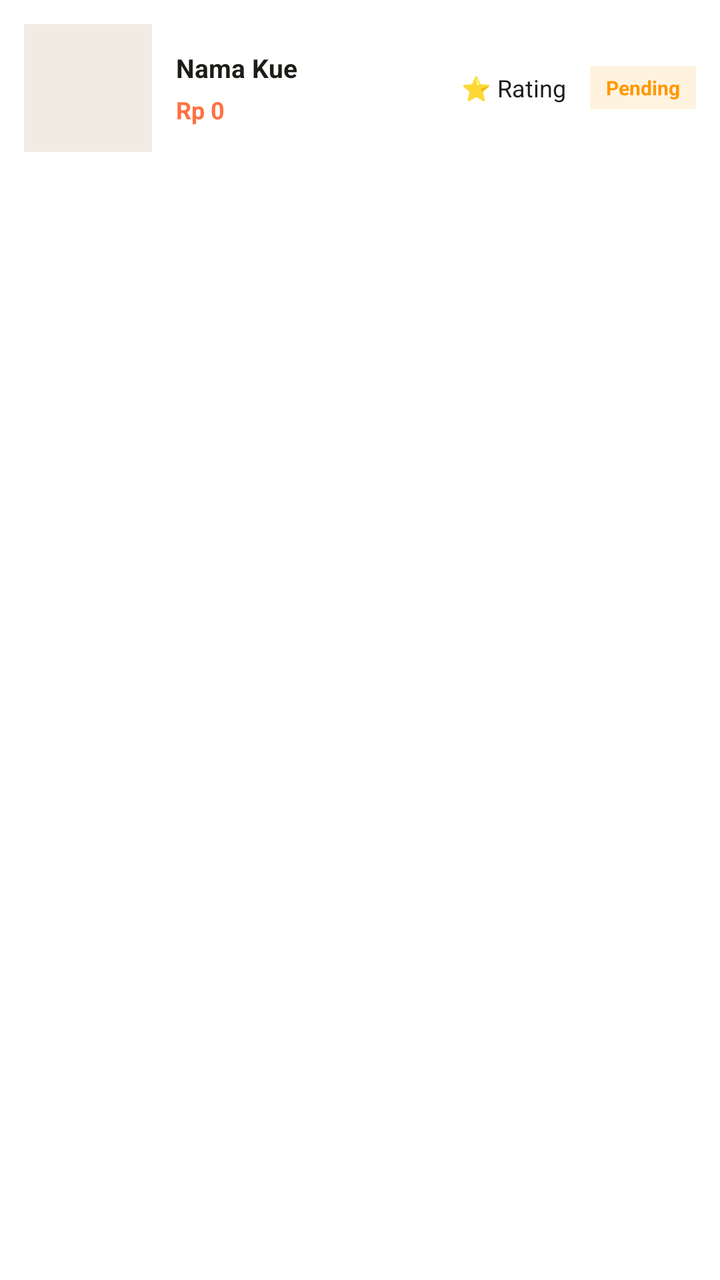
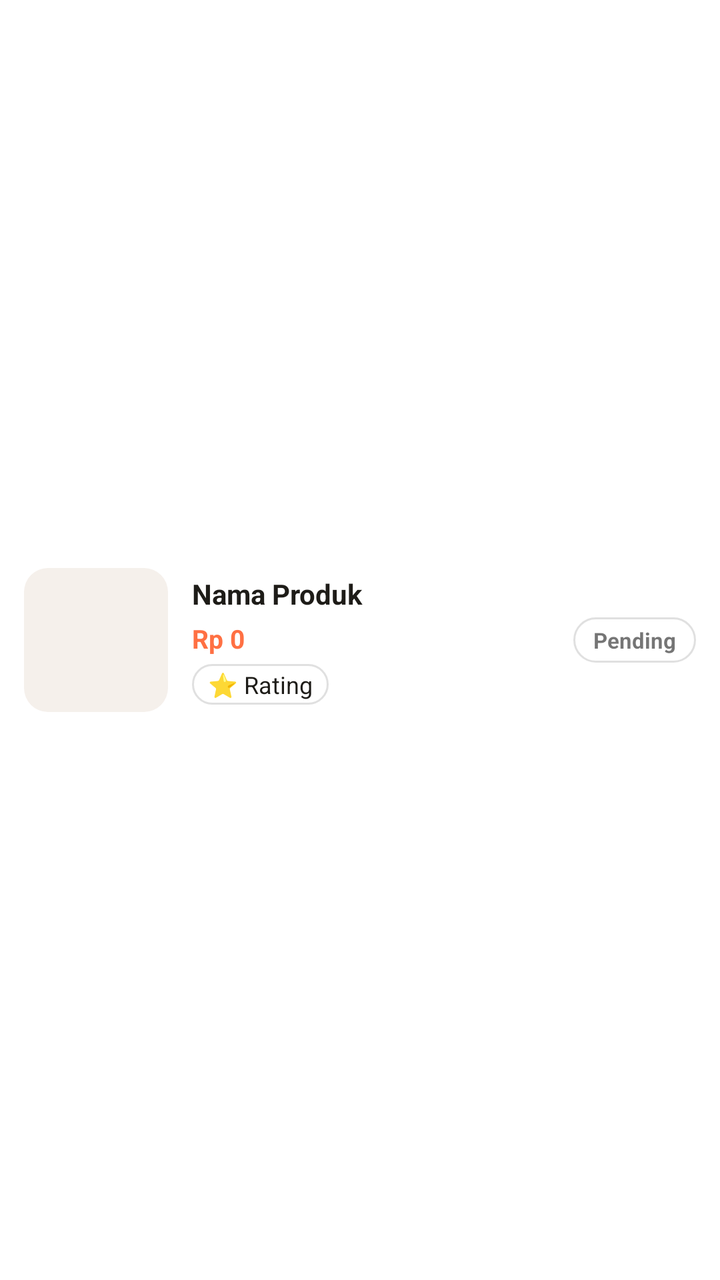

Screens rendered from an Android XML layout before and after an edit, with the pre-edit source and the edit as a unified diff.
<!-- AndroidManifest.xml: application theme Theme.KueWeh -->
<!-- res/layout/item_pesanan.xml -->
<?xml version="1.0" encoding="utf-8"?>
<androidx.cardview.widget.CardView xmlns:android="http://schemas.android.com/apk/res/android"
    xmlns:app="http://schemas.android.com/apk/res-auto"
    android:layout_width="match_parent"
    android:layout_height="wrap_content"
    android:layout_marginBottom="8dp"
    app:cardCornerRadius="12dp"
    app:cardElevation="0dp"
    app:cardBackgroundColor="#FFFFFF">

    <LinearLayout
        android:layout_width="match_parent"
        android:layout_height="wrap_content"
        android:orientation="vertical">

        
        <LinearLayout
            android:layout_width="match_parent"
            android:layout_height="wrap_content"
            android:orientation="horizontal"
            android:gravity="center_vertical"
            android:padding="12dp">

            
            <ImageView
                android:id="@+id/imgPesanan"
                android:layout_width="64dp"
                android:layout_height="64dp"
                android:scaleType="centerCrop"
                android:background="#F0EBE3"/>

            
            <LinearLayout
                android:layout_width="0dp"
                android:layout_height="wrap_content"
                android:layout_weight="1"
                android:orientation="vertical"
                android:layout_marginLeft="12dp"
                android:layout_marginRight="8dp">

                <TextView
                    android:id="@+id/tvNamaPesanan"
                    android:layout_width="match_parent"
                    android:layout_height="wrap_content"
                    android:text="Nama Kue"
                    android:textColor="#1E1C18"
                    android:textSize="13sp"
                    android:textStyle="bold"
                    android:maxLines="2"
                    android:ellipsize="end"/>

                <TextView
                    android:id="@+id/tvHargaPesanan"
                    android:layout_width="wrap_content"
                    android:layout_height="wrap_content"
                    android:layout_marginTop="4dp"
                    android:text="Rp 0"
                    android:textColor="#FF7043"
                    android:textSize="12sp"
                    android:textStyle="bold"/>
            </LinearLayout>

            
            <TextView
                android:id="@+id/tvRatingItem"
                android:layout_width="wrap_content"
                android:layout_height="wrap_content"
                android:text="⭐ Rating"
                android:textColor="#1E1C18"
                android:textSize="12sp"
                android:layout_marginRight="8dp"
                android:background="?attr/selectableItemBackground"
                android:clickable="true"
                android:focusable="true"
                android:padding="4dp"/>

            
            <TextView
                android:id="@+id/tvStatusPesananBadge"
                android:layout_width="wrap_content"
                android:layout_height="wrap_content"
                android:background="#FFF3E0"
                android:textColor="#FF9800"
                android:text="Pending"
                android:textSize="10sp"
                android:textStyle="bold"
                android:paddingLeft="8dp"
                android:paddingRight="8dp"
                android:paddingTop="4dp"
                android:paddingBottom="4dp"/>
        </LinearLayout>

        
        <LinearLayout
            android:id="@+id/layoutAdminItemControl"
            android:layout_width="match_parent"
            android:layout_height="wrap_content"
            android:orientation="horizontal"
            android:gravity="center_vertical"
            android:visibility="gone"
            android:paddingTop="8dp"
            android:paddingBottom="12dp"
            android:paddingLeft="12dp"
            android:paddingRight="12dp"
            android:background="@drawable/bg_search_rounded">

            <TextView
                android:id="@+id/tvAdminItemStatus"
                android:layout_width="0dp"
                android:layout_height="wrap_content"
                android:layout_weight="1"
                android:text="Pending"
                android:textColor="#FF9800"
                android:textSize="12sp"
                android:textStyle="bold"/>

            <Button
                android:id="@+id/btnAdminItemAksi"
                android:layout_width="wrap_content"
                android:layout_height="32dp"
                android:backgroundTint="#2196F3"
                android:text="Terima"
                android:textColor="#FFFFFF"
                android:textSize="10sp"
                android:insetTop="0dp"
                android:insetBottom="0dp"
                android:layout_marginEnd="8dp"/>
        </LinearLayout>

    </LinearLayout>
</androidx.cardview.widget.CardView>
<!-- resources referenced by this layout -->
<resources>
  <!-- drawable bg_search_rounded (drawable) -->
  <?xml version="1.0" encoding="utf-8"?>
  <shape xmlns:android="http://schemas.android.com/apk/res/android">
      <solid android:color="#FFFFFF" />
      <corners android:radius="24dp" /> </shape>
  <style name="Theme.KueWeh" parent="Theme.MaterialComponents.Light.NoActionBar">
          <item name="android:statusBarColor">@android:color/transparent</item>
  
          <item name="android:windowLightStatusBar">true</item>
      </style>
</resources>

<!-- the commit's change to res/layout/item_pesanan.xml (unified diff, before → after) -->
@@ -1,131 +1,114 @@
 <?xml version="1.0" encoding="utf-8"?>
-<androidx.cardview.widget.CardView xmlns:android="http://schemas.android.com/apk/res/android"
-    xmlns:app="http://schemas.android.com/apk/res-auto"
+<LinearLayout xmlns:android="http://schemas.android.com/apk/res/android"
     android:layout_width="match_parent"
     android:layout_height="wrap_content"
-    android:layout_marginBottom="8dp"
-    app:cardCornerRadius="12dp"
-    app:cardElevation="0dp"
-    app:cardBackgroundColor="#FFFFFF">
+    android:orientation="horizontal"
+    android:background="#FFFFFF"
+    android:padding="12dp"
+    android:gravity="center_vertical">
 
+    
+    <ImageView
+        android:id="@+id/imgPesanan"
+        android:layout_width="72dp"
+        android:layout_height="72dp"
+        android:scaleType="centerCrop"
+        android:background="@drawable/bg_image_rounded"/>
+
+    
     <LinearLayout
-        android:layout_width="match_parent"
+        android:layout_width="0dp"
         android:layout_height="wrap_content"
-        android:orientation="vertical">
+        android:layout_weight="1"
+        android:orientation="vertical"
+        android:layout_marginStart="12dp"
+        android:layout_marginEnd="8dp">
+
+        <TextView
+            android:id="@+id/tvNamaPesanan"
+            android:layout_width="match_parent"
+            android:layout_height="wrap_content"
+            android:text="Nama Produk"
+            android:textColor="#1E1C18"
+            android:textSize="14sp"
+            android:textStyle="bold"
+            android:maxLines="2"
+            android:ellipsize="end"
+            android:lineSpacingExtra="2dp"/>
+
+        <TextView
+            android:id="@+id/tvHargaPesanan"
+            android:layout_width="match_parent"
+            android:layout_height="wrap_content"
+            android:layout_marginTop="4dp"
+            android:text="Rp 0"
+            android:textColor="#FF7043"
+            android:textSize="13sp"
+            android:textStyle="bold"
+            android:maxLines="2"
+            android:ellipsize="end"/>
 
         
-        <LinearLayout
-            android:layout_width="match_parent"
+        <TextView
+            android:id="@+id/tvRatingItem"
+            android:layout_width="wrap_content"
             android:layout_height="wrap_content"
-            android:orientation="horizontal"
-            android:gravity="center_vertical"
-            android:padding="12dp">
+            android:layout_marginTop="4dp"
+            android:text="⭐ Rating"
+            android:textColor="#1E1C18"
+            android:textSize="12sp"
+            android:background="@drawable/bg_chip_inactive"
+            android:paddingHorizontal="8dp"
+            android:paddingVertical="2dp"/>
+    </LinearLayout>
 
-            
-            <ImageView
-                android:id="@+id/imgPesanan"
-                android:layout_width="64dp"
-                android:layout_height="64dp"
-                android:scaleType="centerCrop"
-                android:background="#F0EBE3"/>
+    
+    <LinearLayout
+        android:layout_width="wrap_content"
+        android:layout_height="wrap_content"
+        android:orientation="vertical"
+        android:gravity="end|center_vertical">
 
-            
-            <LinearLayout
-                android:layout_width="0dp"
-                android:layout_height="wrap_content"
-                android:layout_weight="1"
-                android:orientation="vertical"
-                android:layout_marginLeft="12dp"
-                android:layout_marginRight="8dp">
-
-                <TextView
-                    android:id="@+id/tvNamaPesanan"
-                    android:layout_width="match_parent"
-                    android:layout_height="wrap_content"
-                    android:text="Nama Kue"
-                    android:textColor="#1E1C18"
-                    android:textSize="13sp"
-                    android:textStyle="bold"
-                    android:maxLines="2"
-                    android:ellipsize="end"/>
-
-                <TextView
-                    android:id="@+id/tvHargaPesanan"
-                    android:layout_width="wrap_content"
-                    android:layout_height="wrap_content"
-                    android:layout_marginTop="4dp"
-                    android:text="Rp 0"
-                    android:textColor="#FF7043"
-                    android:textSize="12sp"
-                    android:textStyle="bold"/>
-            </LinearLayout>
-
-            
-            <TextView
-                android:id="@+id/tvRatingItem"
-                android:layout_width="wrap_content"
-                android:layout_height="wrap_content"
-                android:text="⭐ Rating"
-                android:textColor="#1E1C18"
-                android:textSize="12sp"
-                android:layout_marginRight="8dp"
-                android:background="?attr/selectableItemBackground"
-                android:clickable="true"
-                android:focusable="true"
-                android:padding="4dp"/>
-
-            
-            <TextView
-                android:id="@+id/tvStatusPesananBadge"
-                android:layout_width="wrap_content"
-                android:layout_height="wrap_content"
-                android:background="#FFF3E0"
-                android:textColor="#FF9800"
-                android:text="Pending"
-                android:textSize="10sp"
-                android:textStyle="bold"
-                android:paddingLeft="8dp"
-                android:paddingRight="8dp"
-                android:paddingTop="4dp"
-                android:paddingBottom="4dp"/>
-        </LinearLayout>
+        
+        <TextView
+            android:id="@+id/tvStatusPesananBadge"
+            android:layout_width="wrap_content"
+            android:layout_height="wrap_content"
+            android:text="Pending"
+            android:textSize="11sp"
+            android:textStyle="bold"
+            android:paddingHorizontal="10dp"
+            android:paddingVertical="4dp"
+            android:background="@drawable/bg_chip_inactive"
+            android:visibility="visible"/>
 
         
         <LinearLayout
             android:id="@+id/layoutAdminItemControl"
-            android:layout_width="match_parent"
+            android:layout_width="wrap_content"
             android:layout_height="wrap_content"
-            android:orientation="horizontal"
-            android:gravity="center_vertical"
-            android:visibility="gone"
-            android:paddingTop="8dp"
-            android:paddingBottom="12dp"
-            android:paddingLeft="12dp"
-            android:paddingRight="12dp"
-            android:background="@drawable/bg_search_rounded">
+            android:orientation="vertical"
+            android:gravity="end"
+            android:visibility="gone">
 
             <TextView
                 android:id="@+id/tvAdminItemStatus"
-                android:layout_width="0dp"
+                android:layout_width="wrap_content"
                 android:layout_height="wrap_content"
-                android:layout_weight="1"
                 android:text="Pending"
-                android:textColor="#FF9800"
-                android:textSize="12sp"
-                android:textStyle="bold"/>
+                android:textSize="11sp"
+                android:textStyle="bold"
+                android:layout_marginBottom="4dp"/>
 
             <Button
                 android:id="@+id/btnAdminItemAksi"
                 android:layout_width="wrap_content"
                 android:layout_height="32dp"
-                android:backgroundTint="#2196F3"
                 android:text="Terima"
-                android:textColor="#FFFFFF"
-                android:textSize="10sp"
-                android:insetTop="0dp"
-                android:insetBottom="0dp"
-                android:layout_marginEnd="8dp"/>
+                android:textSize="11sp"
+                android:textAllCaps="false"
+                android:paddingHorizontal="10dp"/>
         </LinearLayout>
+    </LinearLayout>
 
-    </LinearLayout>
-</androidx.cardview.widget.CardView>
+</LinearLayout>
<!-- resource entries referenced after the edit -->
@@ -1,10 +1,17 @@
 <!-- resources referenced by this layout -->
 <resources>
-  <!-- drawable bg_search_rounded (drawable) -->
+  <!-- drawable bg_chip_inactive (drawable) -->
   <?xml version="1.0" encoding="utf-8"?>
   <shape xmlns:android="http://schemas.android.com/apk/res/android">
       <solid android:color="#FFFFFF" />
-      <corners android:radius="24dp" /> </shape>
+      <stroke android:width="1dp" android:color="#E0E0E0" /> <corners android:radius="16dp" />
+  </shape>
+  <!-- drawable bg_image_rounded (drawable) -->
+  <?xml version="1.0" encoding="utf-8"?>
+  <shape xmlns:android="http://schemas.android.com/apk/res/android">
+      <solid android:color="#F5F0EB"/>
+      <corners android:radius="12dp"/>
+  </shape>
   <style name="Theme.KueWeh" parent="Theme.MaterialComponents.Light.NoActionBar">
           <item name="android:statusBarColor">@android:color/transparent</item>
   
